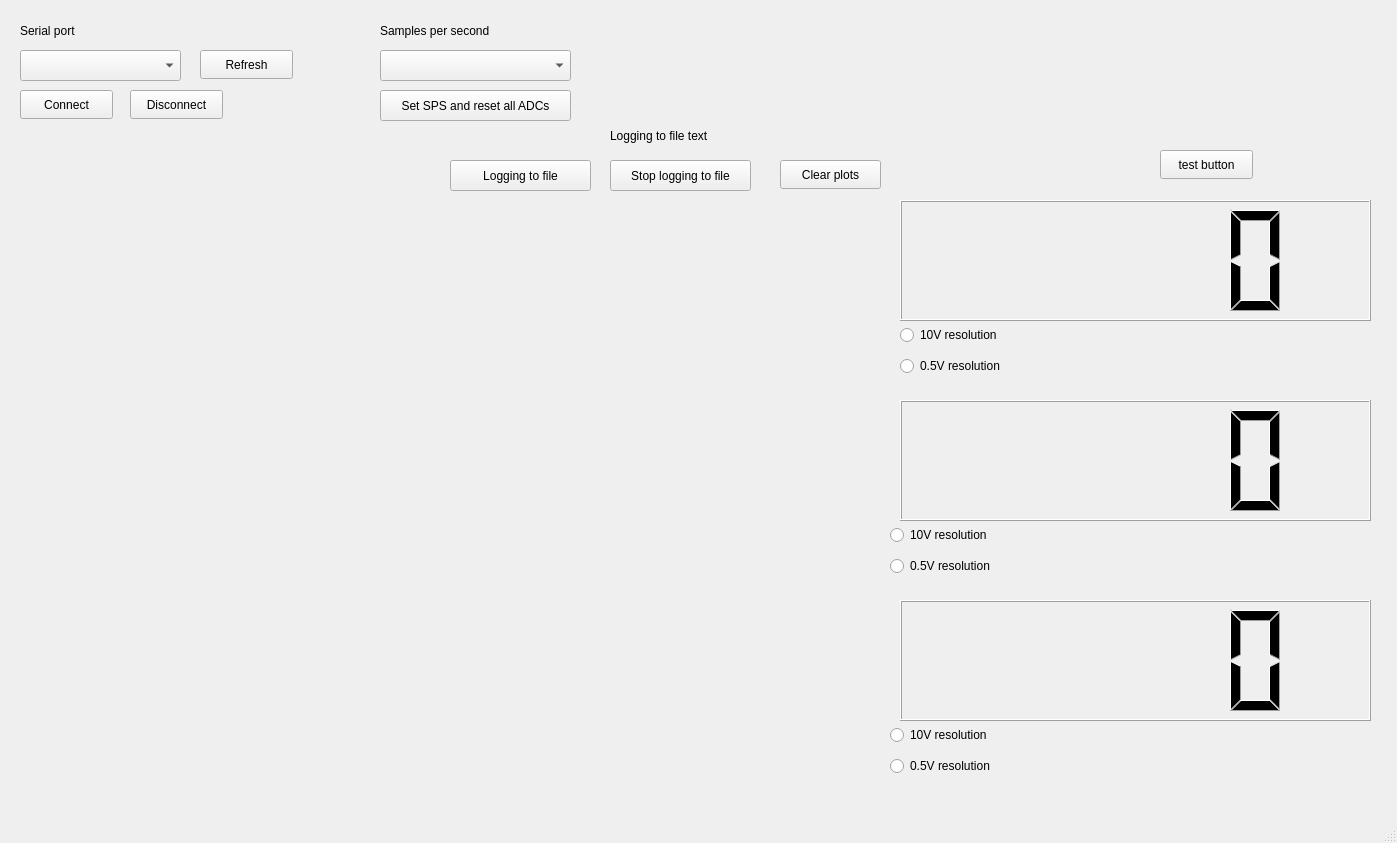
First picture: the form in customplotproject.ui, repository nimtram/qtApplicationDP, before the edit.
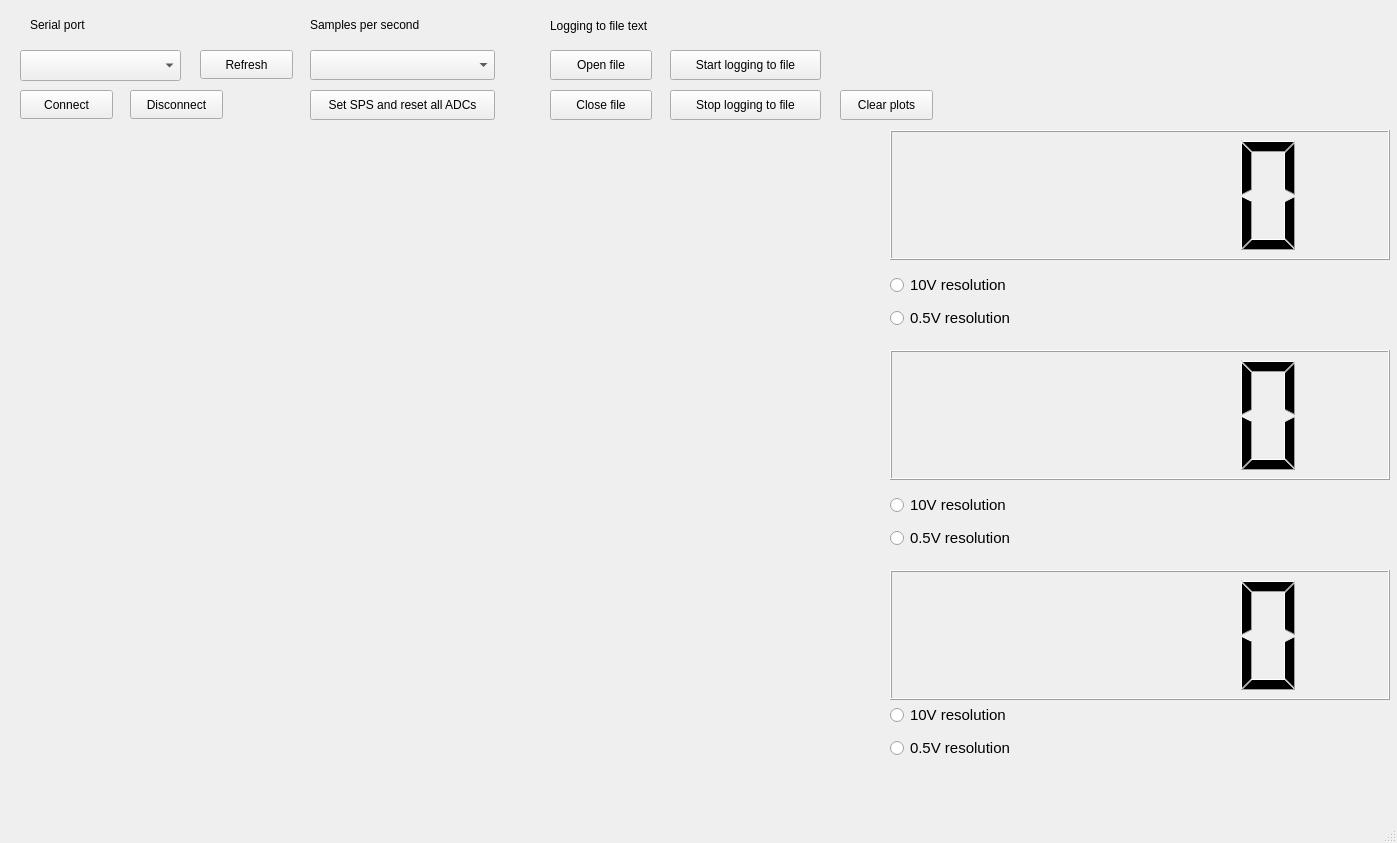
Second picture: the form after the edit. Custom widgets are drawn as their Qt base class.

What changed in the file:
```diff
--- a/customplotproject.ui
+++ b/customplotproject.ui
@@ -24,19 +24,19 @@
     <property name="geometry">
      <rect>
       <x>20</x>
-      <y>200</y>
-      <width>861</width>
-      <height>181</height>
+      <y>130</y>
+      <width>860</width>
+      <height>200</height>
      </rect>
     </property>
    </widget>
    <widget class="QLabel" name="label">
     <property name="geometry">
      <rect>
-      <x>20</x>
-      <y>20</y>
-      <width>91</width>
-      <height>21</height>
+      <x>30</x>
+      <y>10</y>
+      <width>90</width>
+      <height>30</height>
      </rect>
     </property>
     <property name="text">
@@ -70,9 +70,9 @@
     <property name="geometry">
      <rect>
       <x>20</x>
-      <y>400</y>
-      <width>861</width>
-      <height>181</height>
+      <y>350</y>
+      <width>860</width>
+      <height>200</height>
      </rect>
     </property>
    </widget>
@@ -80,59 +80,46 @@
     <property name="geometry">
      <rect>
       <x>20</x>
-      <y>600</y>
-      <width>861</width>
-      <height>181</height>
+      <y>570</y>
+      <width>860</width>
+      <height>200</height>
      </rect>
     </property>
    </widget>
    <widget class="QComboBox" name="list_samplesPerSecond">
     <property name="geometry">
      <rect>
-      <x>380</x>
+      <x>310</x>
       <y>50</y>
-      <width>191</width>
-      <height>31</height>
+      <width>185</width>
+      <height>30</height>
      </rect>
     </property>
    </widget>
    <widget class="QPushButton" name="button_setSPS">
     <property name="geometry">
      <rect>
-      <x>380</x>
+      <x>310</x>
       <y>90</y>
-      <width>191</width>
-      <height>31</height>
+      <width>185</width>
+      <height>30</height>
      </rect>
     </property>
     <property name="text">
      <string>Set SPS and reset all ADCs</string>
     </property>
    </widget>
-   <widget class="QLabel" name="pictureLabel">
+   <widget class="QPushButton" name="button_openFile">
     <property name="geometry">
      <rect>
-      <x>870</x>
-      <y>30</y>
-      <width>371</width>
-      <height>41</height>
+      <x>550</x>
+      <y>50</y>
+      <width>102</width>
+      <height>30</height>
      </rect>
     </property>
     <property name="text">
-     <string/>
-    </property>
-   </widget>
-   <widget class="QPushButton" name="button_logToFile">
-    <property name="geometry">
-     <rect>
-      <x>450</x>
-      <y>160</y>
-      <width>141</width>
-      <height>31</height>
-     </rect>
-    </property>
-    <property name="text">
-     <string>Logging to file</string>
+     <string>Open file</string>
     </property>
    </widget>
    <widget class="QPushButton" name="SerialPort1Refresh">
@@ -164,10 +151,10 @@
    <widget class="QPushButton" name="button_clearPlots">
     <property name="geometry">
      <rect>
-      <x>780</x>
-      <y>160</y>
-      <width>101</width>
-      <height>29</height>
+      <x>840</x>
+      <y>90</y>
+      <width>93</width>
+      <height>30</height>
      </rect>
     </property>
     <property name="text">
@@ -177,71 +164,63 @@
    <widget class="QLCDNumber" name="lcdNumberY">
     <property name="geometry">
      <rect>
-      <x>900</x>
-      <y>400</y>
-      <width>471</width>
-      <height>121</height>
+      <x>890</x>
+      <y>350</y>
+      <width>500</width>
+      <height>130</height>
      </rect>
     </property>
    </widget>
    <widget class="QLCDNumber" name="lcdNumberZ">
     <property name="geometry">
      <rect>
-      <x>900</x>
-      <y>600</y>
-      <width>471</width>
-      <height>121</height>
+      <x>890</x>
+      <y>570</y>
+      <width>500</width>
+      <height>130</height>
      </rect>
     </property>
    </widget>
    <widget class="QLCDNumber" name="lcdNumberX">
     <property name="geometry">
      <rect>
-      <x>900</x>
-      <y>200</y>
-      <width>471</width>
-      <height>121</height>
+      <x>890</x>
+      <y>130</y>
+      <width>500</width>
+      <height>130</height>
      </rect>
     </property>
    </widget>
    <widget class="QLabel" name="label_2">
     <property name="geometry">
      <rect>
-      <x>380</x>
-      <y>20</y>
-      <width>191</width>
-      <height>21</height>
+      <x>310</x>
+      <y>10</y>
+      <width>190</width>
+      <height>30</height>
      </rect>
     </property>
     <property name="text">
      <string>Samples per second</string>
     </property>
    </widget>
-   <widget class="QPushButton" name="testButton">
-    <property name="geometry">
-     <rect>
-      <x>1160</x>
-      <y>150</y>
-      <width>93</width>
-      <height>29</height>
-     </rect>
-    </property>
-    <property name="text">
-     <string>test button</string>
-    </property>
-   </widget>
    <widget class="QWidget" name="verticalLayoutWidget">
     <property name="geometry">
      <rect>
-      <x>900</x>
-      <y>320</y>
+      <x>890</x>
+      <y>270</y>
       <width>161</width>
-      <height>61</height>
+      <height>65</height>
      </rect>
     </property>
     <layout class="QVBoxLayout" name="verticalLayout">
      <item>
       <widget class="QRadioButton" name="resolution_10V_X">
+       <property name="font">
+        <font>
+         <pointsize>11</pointsize>
+        </font>
+       </property>
        <property name="text">
         <string>10V resolution</string>
        </property>
@@ -249,6 +228,11 @@
      </item>
      <item>
       <widget class="QRadioButton" name="resolution_05V_X">
+       <property name="font">
+        <font>
+         <pointsize>11</pointsize>
+        </font>
+       </property>
        <property name="text">
         <string>0.5V resolution</string>
        </property>
@@ -260,14 +244,19 @@
     <property name="geometry">
      <rect>
       <x>890</x>
-      <y>520</y>
+      <y>490</y>
       <width>151</width>
-      <height>61</height>
+      <height>65</height>
      </rect>
     </property>
     <layout class="QVBoxLayout" name="verticalLayout2">
      <item>
       <widget class="QRadioButton" name="resolution_10V_Y">
+       <property name="font">
+        <font>
+         <pointsize>11</pointsize>
+        </font>
+       </property>
        <property name="text">
         <string>10V resolution</string>
        </property>
@@ -275,6 +264,11 @@
      </item>
      <item>
       <widget class="QRadioButton" name="resolution_05V_Y">
+       <property name="font">
+        <font>
+         <pointsize>11</pointsize>
+        </font>
+       </property>
        <property name="text">
         <string>0.5V resolution</string>
        </property>
@@ -286,14 +280,19 @@
     <property name="geometry">
      <rect>
       <x>890</x>
-      <y>720</y>
+      <y>700</y>
       <width>151</width>
-      <height>61</height>
+      <height>65</height>
      </rect>
     </property>
     <layout class="QVBoxLayout" name="verticalLayout3">
      <item>
       <widget class="QRadioButton" name="resolution_10V_Z">
+       <property name="font">
+        <font>
+         <pointsize>11</pointsize>
+        </font>
+       </property>
        <property name="text">
         <string>10V resolution</string>
        </property>
@@ -301,6 +300,11 @@
      </item>
      <item>
       <widget class="QRadioButton" name="resolution_05V_Z">
+       <property name="font">
+        <font>
+         <pointsize>11</pointsize>
+        </font>
+       </property>
        <property name="text">
         <string>0.5V resolution</string>
        </property>
@@ -308,24 +312,24 @@
      </item>
     </layout>
    </widget>
-   <widget class="QPushButton" name="button_stopLogToFile">
+   <widget class="QPushButton" name="button_closeFile">
     <property name="geometry">
      <rect>
-      <x>610</x>
-      <y>160</y>
-      <width>141</width>
-      <height>31</height>
+      <x>550</x>
+      <y>90</y>
+      <width>102</width>
+      <height>30</height>
      </rect>
     </property>
     <property name="text">
-     <string>Stop logging to file</string>
+     <string>Close file</string>
     </property>
    </widget>
    <widget class="QLabel" name="loggingToFileText">
     <property name="geometry">
      <rect>
-      <x>610</x>
-      <y>120</y>
+      <x>550</x>
+      <y>10</y>
       <width>271</width>
       <height>31</height>
      </rect>
@@ -334,6 +338,45 @@
      <string>Logging to file text</string>
     </property>
    </widget>
+   <widget class="QLabel" name="label_maglab">
+    <property name="geometry">
+     <rect>
+      <x>1010</x>
+      <y>30</y>
+      <width>301</width>
+      <height>61</height>
+     </rect>
+    </property>
+    <property name="text">
+     <string/>
+    </property>
+   </widget>
+   <widget class="QPushButton" name="button_logToFile">
+    <property name="geometry">
+     <rect>
+      <x>670</x>
+      <y>50</y>
+      <width>151</width>
+      <height>30</height>
+     </rect>
+    </property>
+    <property name="text">
+     <string>Start logging to file</string>
+    </property>
+   </widget>
+   <widget class="QPushButton" name="button_stopLogToFile">
+    <property name="geometry">
+     <rect>
+      <x>670</x>
+      <y>90</y>
+      <width>151</width>
+      <height>30</height>
+     </rect>
+    </property>
+    <property name="text">
+     <string>Stop logging to file</string>
+    </property>
+   </widget>
   </widget>
   <widget class="QMenuBar" name="menubar">
    <property name="geometry">
```
Left out of the diff: 2 changed lines with no effect on the pictures.
